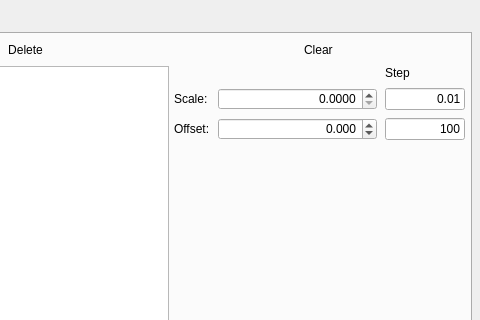
This is Dioptas_main/Views/UiFiles/Integration.ui in Dioptas/Dioptas as Qt 5 draws it before an edit; both pictures show x 827 to 1307 and y 0 to 320 of the 1307 by 823 pixel window. The edited form follows.
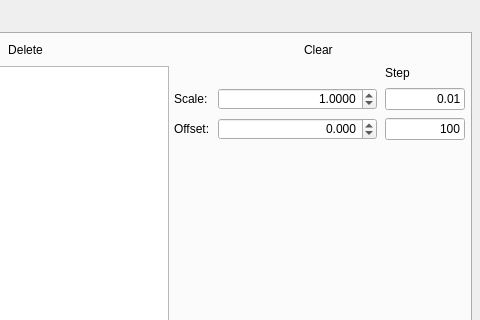
This is the edited form. The open tabs and pages were chosen to show the change. Custom widgets are drawn as their Qt base class.

Commit message: Changed some GUI stuff and the corresponding references

What changed in the file:
```diff
--- a/Dioptas_main/Views/UiFiles/Integration.ui
+++ b/Dioptas_main/Views/UiFiles/Integration.ui
@@ -875,6 +875,9 @@
                  <property name="singleStep">
                   <double>0.010000000000000</double>
                  </property>
+                 <property name="value">
+                  <double>1.000000000000000</double>
+                 </property>
                 </widget>
                </item>
                <item row="2" column="0">
```
Left out of the diff: 4 changed lines with no effect on the pictures. The commit also changes 6 other files.
